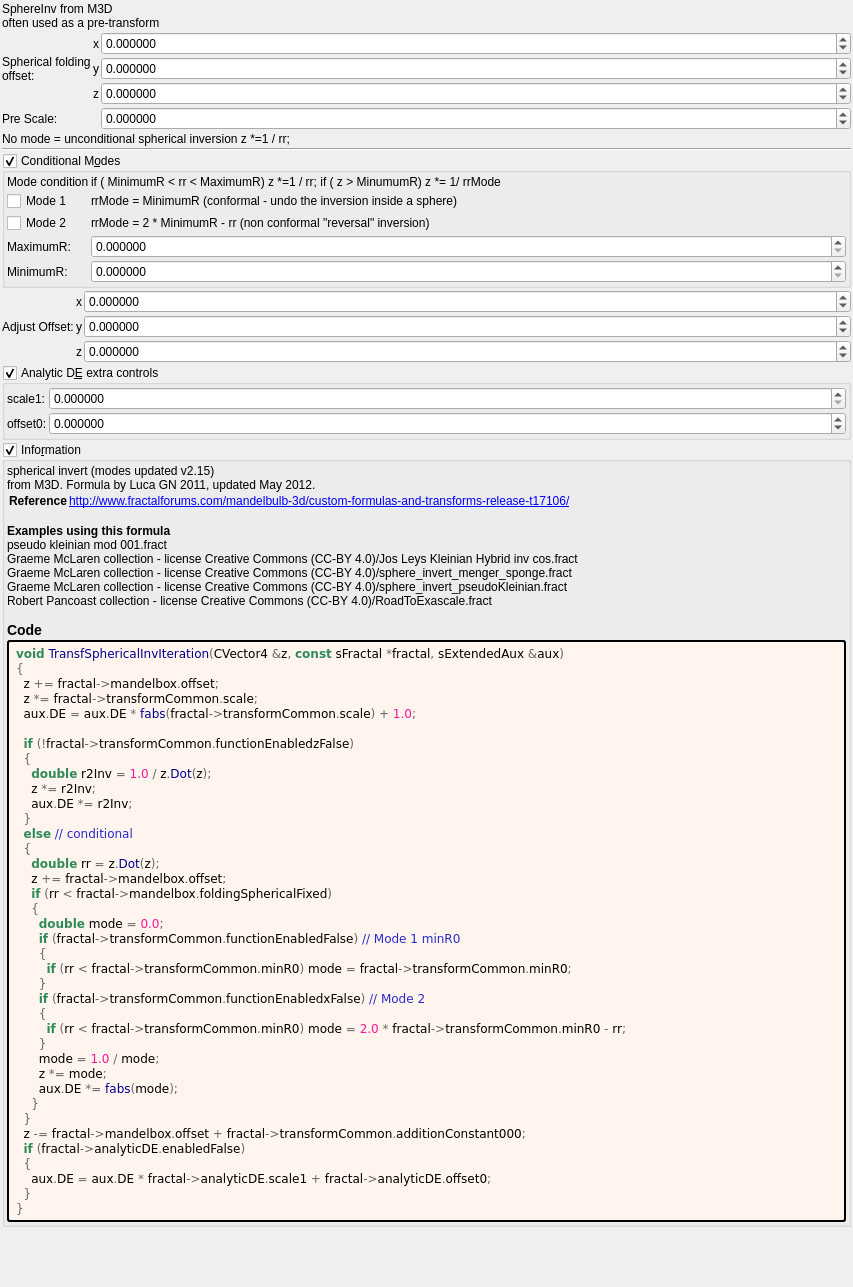
buddhi1980/mandelbulber2, file mandelbulber2/formula/ui/transf_spherical_inv.ui: the form before one commit.
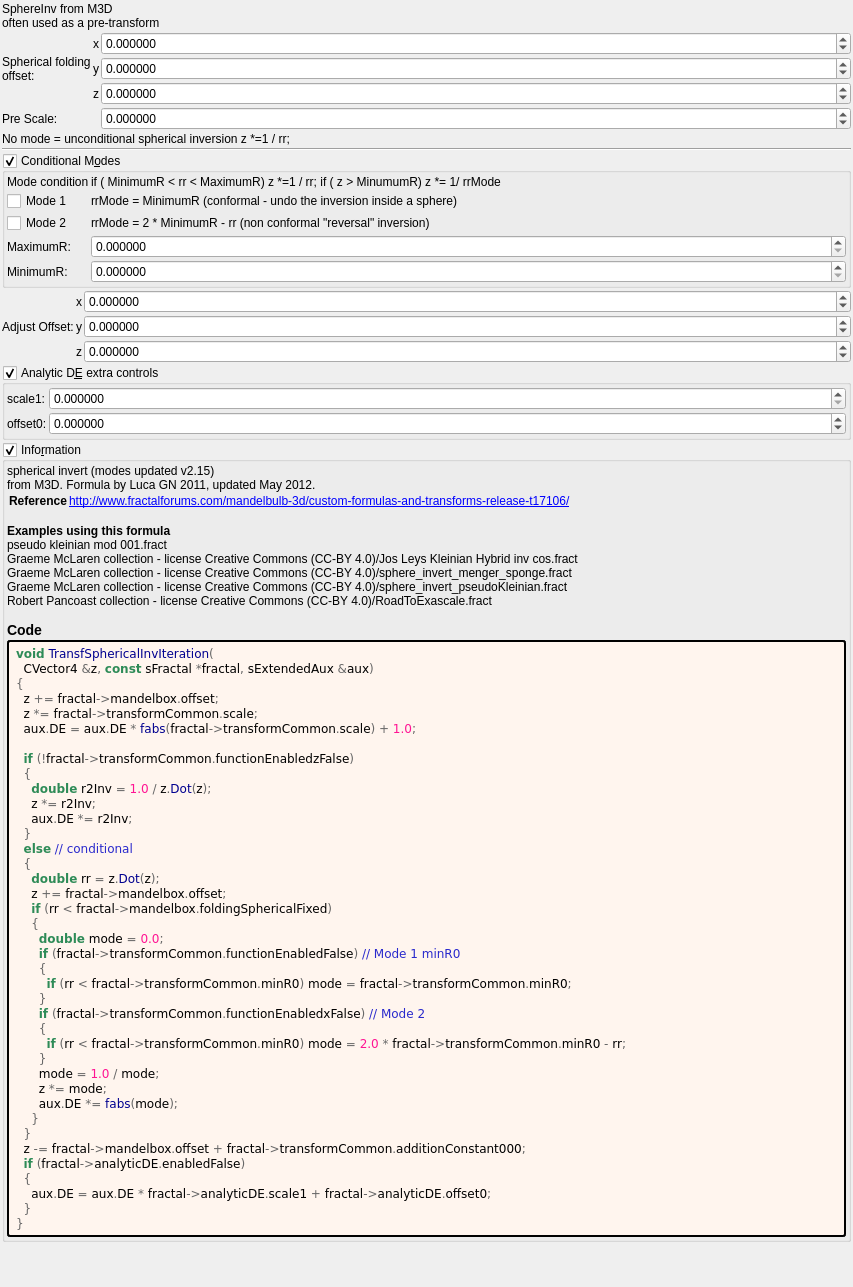
The form after the commit. Custom widgets are drawn as their Qt base class.

```diff
--- a/mandelbulber2/formula/ui/transf_spherical_inv.ui
+++ b/mandelbulber2/formula/ui/transf_spherical_inv.ui
@@ -669,7 +669,8 @@
         </property>
         <property name="text">
          <string notr="true">&lt;body style=&quot;background-color:#fff5ee&quot;&gt;
-&lt;pre style=&quot;color:#000000; background-color:#fff5ee;  font-family:'Courier New',monospace;&quot;&gt;&lt;span style=&quot;color:#2e8b57; font-weight:bold&quot;&gt;void&lt;/span&gt; &lt;span style=&quot;color:#00008f&quot;&gt;TransfSphericalInvIteration&lt;/span&gt;&lt;span style=&quot;color:#676767&quot;&gt;(&lt;/span&gt;CVector4 &lt;span style=&quot;color:#676767&quot;&gt;&amp;amp;&lt;/span&gt;z&lt;span style=&quot;color:#676767&quot;&gt;,&lt;/span&gt; &lt;span style=&quot;color:#2e8b57; font-weight:bold&quot;&gt;const&lt;/span&gt; sFractal &lt;span style=&quot;color:#676767&quot;&gt;*&lt;/span&gt;fractal&lt;span style=&quot;color:#676767&quot;&gt;,&lt;/span&gt; sExtendedAux &lt;span style=&quot;color:#676767&quot;&gt;&amp;amp;&lt;/span&gt;aux&lt;span style=&quot;color:#676767&quot;&gt;)&lt;/span&gt;
+&lt;pre style=&quot;color:#000000; background-color:#fff5ee;  font-family:'Courier New',monospace;&quot;&gt;&lt;span style=&quot;color:#2e8b57; font-weight:bold&quot;&gt;void&lt;/span&gt; &lt;span style=&quot;color:#00008f&quot;&gt;TransfSphericalInvIteration&lt;/span&gt;&lt;span style=&quot;color:#676767&quot;&gt;(&lt;/span&gt;
+  CVector4 &lt;span style=&quot;color:#676767&quot;&gt;&amp;amp;&lt;/span&gt;z&lt;span style=&quot;color:#676767&quot;&gt;,&lt;/span&gt; &lt;span style=&quot;color:#2e8b57; font-weight:bold&quot;&gt;const&lt;/span&gt; sFractal &lt;span style=&quot;color:#676767&quot;&gt;*&lt;/span&gt;fractal&lt;span style=&quot;color:#676767&quot;&gt;,&lt;/span&gt; sExtendedAux &lt;span style=&quot;color:#676767&quot;&gt;&amp;amp;&lt;/span&gt;aux&lt;span style=&quot;color:#676767&quot;&gt;)&lt;/span&gt;
 &lt;span style=&quot;color:#676767&quot;&gt;{&lt;/span&gt;
   z &lt;span style=&quot;color:#676767&quot;&gt;+=&lt;/span&gt; fractal&lt;span style=&quot;color:#676767&quot;&gt;-&amp;gt;&lt;/span&gt;mandelbox&lt;span style=&quot;color:#676767&quot;&gt;.&lt;/span&gt;offset&lt;span style=&quot;color:#676767&quot;&gt;;&lt;/span&gt;
   z &lt;span style=&quot;color:#676767&quot;&gt;*=&lt;/span&gt; fractal&lt;span style=&quot;color:#676767&quot;&gt;-&amp;gt;&lt;/span&gt;transformCommon&lt;span style=&quot;color:#676767&quot;&gt;.&lt;/span&gt;scale&lt;span style=&quot;color:#676767&quot;&gt;;&lt;/span&gt;
```
